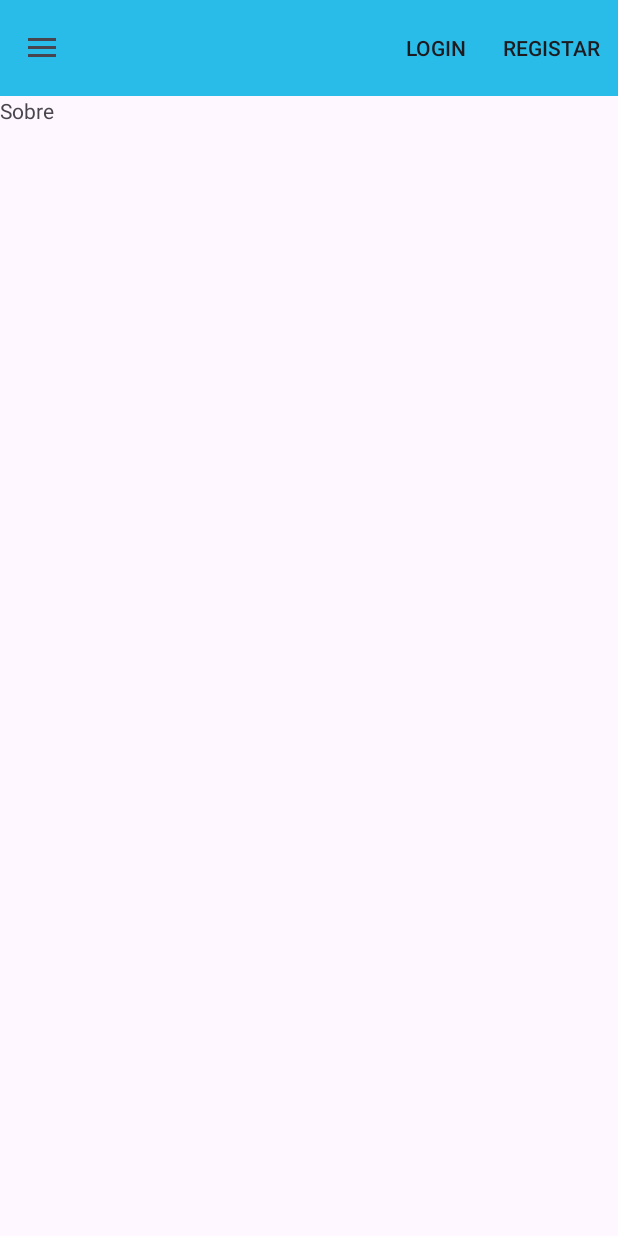
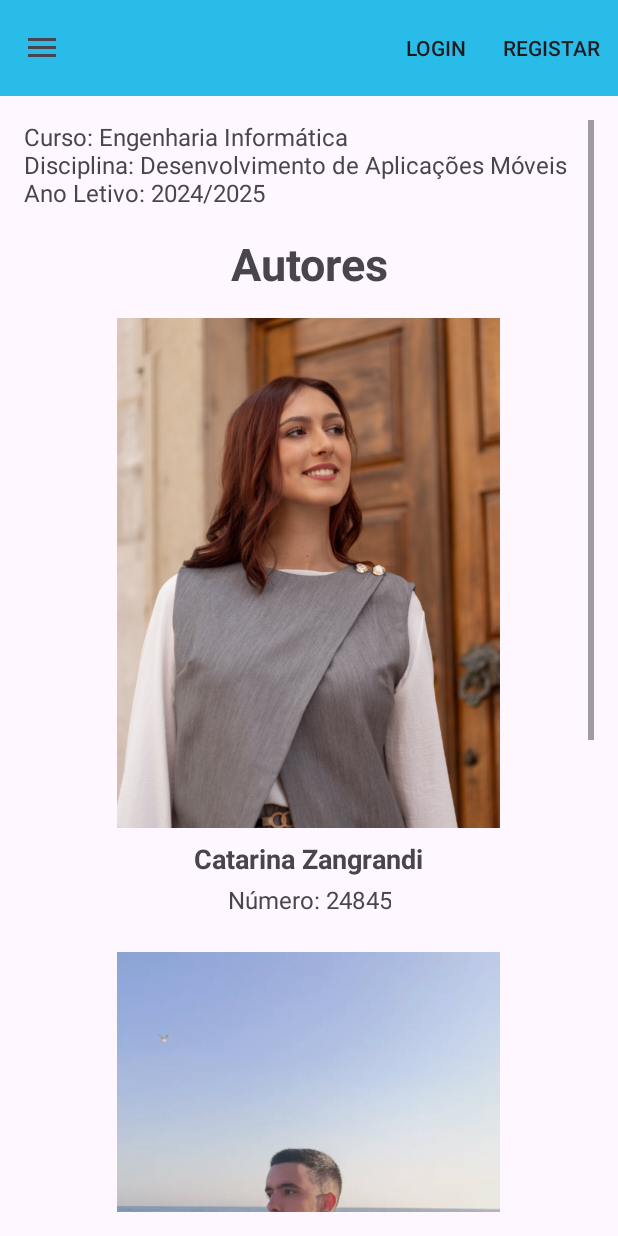
Before and after one commit to Aluno24845/Realcloset, an Android app: the screen it shows after launch (MainActivity), in the side drawer, after a tap on "Sobre a App", on a phone screen of 412 x 824 dp. Run offline under Robolectric (Android 15) with nearby library versions, the phone set to English and light mode, and no system bars.

Commit message:
Construção do Fragmento Sobre e o seu conteúdo. Adição do ficheiro html com a política de privacidade.

```diff
--- a/app/src/main/java/pt/ipt/dam/realcloset/AboutFragment.kt
+++ b/app/src/main/java/pt/ipt/dam/realcloset/AboutFragment.kt
@@ -1,59 +1,45 @@
 package pt.ipt.dam.realcloset
 
 import android.os.Bundle
-import androidx.fragment.app.Fragment
 import android.view.LayoutInflater
 import android.view.View
 import android.view.ViewGroup
+import android.widget.ImageView
+import android.widget.TextView
+import androidx.fragment.app.Fragment
 
-// TODO: Rename parameter arguments, choose names that match
-// the fragment initialization parameters, e.g. ARG_ITEM_NUMBER
-private const val ARG_PARAM1 = "param1"
-private const val ARG_PARAM2 = "param2"
-
-/**
- * A simple [Fragment] subclass.
- * Use the [AboutFragment.newInstance] factory method to
- * create an instance of this fragment.
- */
 class AboutFragment : Fragment() {
-    // TODO: Rename and change types of parameters
-    private var param1: String? = null
-    private var param2: String? = null
-
-    override fun onCreate(savedInstanceState: Bundle?) {
-        super.onCreate(savedInstanceState)
-        arguments?.let {
-            param1 = it.getString(ARG_PARAM1)
-            param2 = it.getString(ARG_PARAM2)
-        }
-    }
 
     override fun onCreateView(
         inflater: LayoutInflater, container: ViewGroup?,
         savedInstanceState: Bundle?
     ): View? {
-        // Inflate the layout for this fragment
-        return inflater.inflate(R.layout.fragment_about, container, false)
-    }
+        // Infla o layout do fragmento
+        val view = inflater.inflate(R.layout.fragment_about, container, false)
 
-    companion object {
-        /**
-         * Use this factory method to create a new instance of
-         * this fragment using the provided parameters.
-         *
-         * @param param1 Parameter 1.
-         * @param param2 Parameter 2.
-         * @return A new instance of fragment AboutFragment.
-         */
-        // TODO: Rename and change types and number of parameters
-        @JvmStatic
-        fun newInstance(param1: String, param2: String) =
-            AboutFragment().apply {
-                arguments = Bundle().apply {
-                    putString(ARG_PARAM1, param1)
-                    putString(ARG_PARAM2, param2)
-                }
-            }
+        // Configura as informações do projeto
+        val courseInfo = view.findViewById<TextView>(R.id.course_info)
+        val librariesInfo = view.findViewById<TextView>(R.id.libraries_info)
+
+        // Configura as informações dos autores
+        val author1Name = view.findViewById<TextView>(R.id.author1_name)
+        val author1Number = view.findViewById<TextView>(R.id.author1_number)
+        val author1Picture = view.findViewById<ImageView>(R.id.author1_picture)
+        val author2Name = view.findViewById<TextView>(R.id.author2_name)
+        val author2Number = view.findViewById<TextView>(R.id.author2_number)
+        val author2Picture = view.findViewById<ImageView>(R.id.author2_picture)
+
+        // Informação sobre bibliotecas e frameworks
+        librariesInfo.text = """
+            - Android SDK: Para desenvolvimento da aplicação.
+            - androidx.core: Extensões Kotlin para operações no Android.
+            - androidx.appcompat: Suporte de compatibilidade com versões anteriores do Android.
+            - Material Components: Implementação de Material Design.
+            - ConstraintLayout: Layout responsivo baseado em constraints.
+            - Retrofit: Comunicação com APIs REST.
+            - OkHttp: Logging de chamadas HTTP.
+        """.trimIndent()
+
+        return view
     }
 }
--- a/app/src/main/java/pt/ipt/dam/realcloset/retrofit/RetrofitInitializer.kt
+++ b/app/src/main/java/pt/ipt/dam/realcloset/retrofit/RetrofitInitializer.kt
@@ -9,7 +9,7 @@ import retrofit2.Retrofit
 import retrofit2.converter.gson.GsonConverterFactory
 
 class RetrofitInitializer {
-    val host = "http://192.168.1.78:5000/"  // URL base da API
+    val host = "http://192.168.1.29:5000/"  // URL base da API
      val gson: Gson = GsonBuilder().setLenient().create() // Gson para fazer parse flexível de JSON
 
     // Cria uma instância do Retrofit configurada com o host e conversor Gson
--- a/app/src/main/res/layout/fragment_about.xml
+++ b/app/src/main/res/layout/fragment_about.xml
@@ -1,14 +1,144 @@
 <?xml version="1.0" encoding="utf-8"?>
-<FrameLayout xmlns:android="http://schemas.android.com/apk/res/android"
-    xmlns:tools="http://schemas.android.com/tools"
+<ScrollView xmlns:android="http://schemas.android.com/apk/res/android"
     android:layout_width="match_parent"
     android:layout_height="match_parent"
-    tools:context=".AboutFragment">
+    android:padding="16dp">
 
-    <!-- TODO: Update blank fragment layout -->
-    <TextView
+    <LinearLayout
         android:layout_width="match_parent"
-        android:layout_height="match_parent"
-        android:text="@string/sobre" />
+        android:layout_height="wrap_content"
+        android:orientation="vertical">
 
-</FrameLayout>
+        <!-- Informação do curso -->
+        <TextView
+            android:id="@+id/course_info"
+            android:layout_width="match_parent"
+            android:layout_height="wrap_content"
+            android:text="Curso: Engenharia Informática\nDisciplina: Desenvolvimento de Aplicações Móveis\nAno Letivo: 2024/2025"
+            android:textSize="16sp"
+            android:paddingBottom="16dp" />
+
+        <!-- Título da secção de autores -->
+        <TextView
+            android:id="@+id/authors_title"
+            android:layout_width="match_parent"
+            android:layout_height="wrap_content"
+            android:gravity="center"
+            android:paddingBottom="16dp"
+            android:text="Autores"
+            android:textSize="30sp"
+            android:textStyle="bold" />
+
+        <!-- Informação dos autores -->
+        <LinearLayout
+            android:layout_width="match_parent"
+            android:layout_height="wrap_content"
+            android:orientation="vertical">
+
+            <!-- Primeiro autor -->
+            <LinearLayout
+                android:layout_width="match_parent"
+                android:layout_height="wrap_content"
+                android:orientation="vertical"
+                android:gravity="center"
+                android:paddingBottom="24dp">
+
+                <ImageView
+                    android:id="@+id/author1_picture"
+                    android:layout_width="255dp"
+                    android:layout_height="340dp"
+                    android:src="@drawable/image_catarina"
+                    android:layout_gravity="center"
+                    android:contentDescription="Foto do autor"
+                    android:scaleType="centerCrop" />
+
+                <TextView
+                    android:id="@+id/author1_name"
+                    android:layout_width="wrap_content"
+                    android:layout_height="wrap_content"
+                    android:text="Catarina Zangrandi"
+                    android:textSize="18sp"
+                    android:textStyle="bold"
+                    android:gravity="center"
+                    android:layout_marginTop="8dp" />
+
+                <TextView
+                    android:id="@+id/author1_number"
+                    android:layout_width="wrap_content"
+                    android:layout_height="wrap_content"
+                    android:text="Número: 24845"
+                    android:textSize="16sp"
+                    android:gravity="center"
+                    android:layout_marginTop="4dp" />
+            </LinearLayout>
+
+            <!-- Segundo autor -->
+            <LinearLayout
+                android:layout_width="match_parent"
+                android:layout_height="wrap_content"
+                android:orientation="vertical"
+                android:gravity="center"
+                android:paddingBottom="24dp">
+
+                <ImageView
+                    android:id="@+id/author2_picture"
+                    android:layout_width="255dp"
+                    android:layout_height="340dp"
+                    android:src="@drawable/image_miguel"
+                    android:layout_gravity="center"
+                    android:contentDescription="Foto do autor"
+                    android:scaleType="centerCrop" />
+
+                <TextView
+                    android:id="@+id/author2_name"
+                    android:layout_width="wrap_content"
+                    android:layout_height="wrap_content"
+                    android:text="Miguel Brazão"
+                    android:textSize="18sp"
+                    android:textStyle="bold"
+                    android:gravity="center"
+                    android:layout_marginTop="8dp" />
+
+                <TextView
+                    android:id="@+id/author2_number"
+                    android:layout_width="wrap_content"
+                    android:layout_height="wrap_content"
+                    android:text="Número: 25260"
+                    android:textSize="16sp"
+                    android:gravity="center"
+                    android:layout_marginTop="4dp" />
+            </LinearLayout>
+
+        </LinearLayout>
+
+        <!-- Título da secção de bibliotecas -->
+        <TextView
+            android:id="@+id/libraries_title"
+            android:layout_width="match_parent"
+            android:layout_height="wrap_content"
+            android:text="Bibliotecas e Frameworks utilizadas"
+            android:textSize="22sp"
+            android:textStyle="bold"
+            android:gravity="center"
+            android:paddingTop="16dp"
+            android:paddingBottom="8dp" />
+
+        <!-- Informação das bibliotecas -->
+        <TextView
+            android:id="@+id/libraries_info"
+            android:layout_width="match_parent"
+            android:layout_height="wrap_content"
+            android:textSize="16sp"
+            android:paddingTop="4dp"
+            android:paddingBottom="16dp" />
+
+        <Button
+            android:id="@+id/privacy_policy_button"
+            android:layout_width="match_parent"
+            android:layout_height="wrap_content"
+            android:text="Ver Política de Privacidade"
+            android:layout_marginTop="16dp"
+            android:backgroundTint="@color/azul"/>
+
+    </LinearLayout>
+</ScrollView>
```
Also changed, not shown: app/src/main/res/drawable/image_catarina.png (added), app/src/main/res/drawable/image_miguel.png (added), 1 other file.
